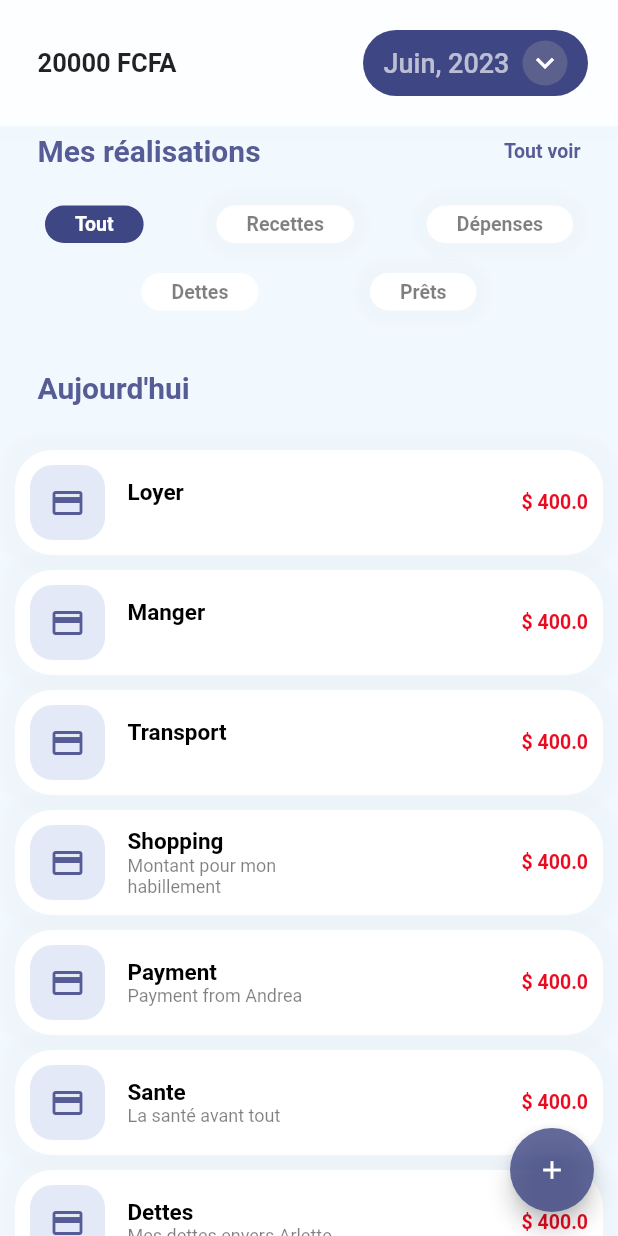
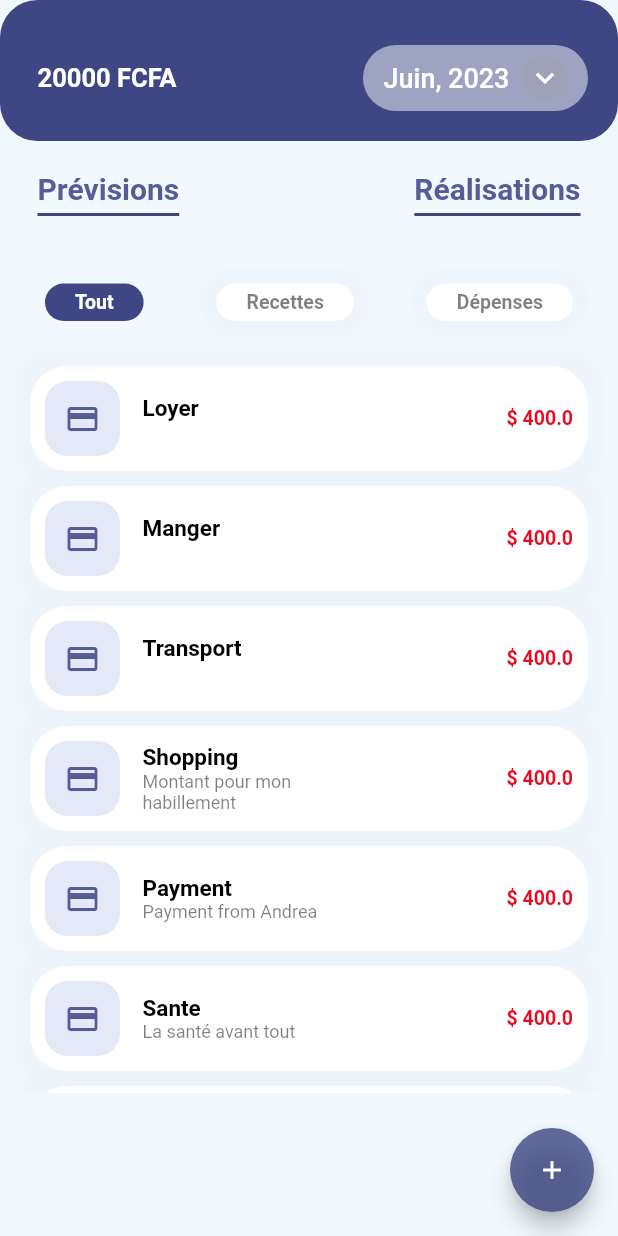
Before and after one commit to EdmondDossa/gestion-finance-personnelle, a Flutter app: the TransactionPage screen opened directly, on a phone screen of 412 x 824 dp. Run offline on Flutter 3.47's test engine with Material 2 defaults, Android fonts, the light colour scheme and no system bars; our stand-ins replace animated_bottom_navigation_bar, cloud_firestore, firebase_auth, firebase_core, fl_chart, google_fonts and 3 more; missing offline and left inert: dart:ffi, icon_badge; accounts and stored records are empty.

Commit message:
Modifications sur la page transaction

```diff
--- a/lib/screens/transactions.dart
+++ b/lib/screens/transactions.dart
@@ -1,6 +1,7 @@
 import 'dart:ui';
 
 import 'package:flutter/material.dart';
+import 'package:gestion_finance/models/transaction.dart';
 import 'package:gestion_finance/screens/previsions.dart';
 import 'package:gestion_finance/screens/realisations.dart';
 import 'package:gestion_finance/utilities/colors.dart';
@@ -20,6 +21,78 @@ class _TransactionPageState extends State<TransactionPage> {
       capitalizeFirstLetter(DateFormat.MMMM('fr_FR').format(DateTime.now()));
   String _year = DateFormat("yyyy").format(DateTime.now());
   int _index = 0;
+  List transactionsList = [
+    Transaction(
+      icon: Icon(
+        Icons.payment,
+        color: mainFontColor,
+      ),
+      title: "Loyer",
+      description: "",
+      amount: 400,
+      amountColor: red,
+    ),
+    Transaction(
+      icon: Icon(
+        Icons.payment,
+        color: mainFontColor,
+      ),
+      title: "Manger",
+      description: "",
+      amount: 400,
+      amountColor: red,
+    ),
+    Transaction(
+      icon: Icon(
+        Icons.payment,
+        color: mainFontColor,
+      ),
+      title: "Transport",
+      description: "",
+      amount: 400,
+      amountColor: red,
+    ),
+    Transaction(
+      icon: Icon(
+        Icons.payment,
+        color: mainFontColor,
+      ),
+      title: "Shopping",
+      description: "Montant pour mon habillement",
+      amount: 400,
+      amountColor: red,
+    ),
+    Transaction(
+      icon: Icon(
+        Icons.payment,
+        color: mainFontColor,
+      ),
+      title: "Payment",
+      description: "Payment from Andrea",
+      amount: 400,
+      amountColor: red,
+    ),
+    Transaction(
+      icon: Icon(
+        Icons.payment,
+        color: mainFontColor,
+      ),
+      title: "Sante",
+      description: "La santé avant tout",
+      amount: 400,
+      amountColor: red,
+    ),
+    Transaction(
+      icon: Icon(
+        Icons.payment,
+        color: mainFontColor,
+      ),
+      title: "Dettes",
+      description: "Mes dettes envers Arlette",
+      amount: 400,
+      amountColor: red,
+    ),
+  ];
   @override
   Widget build(BuildContext context) {
     return Scaffold(
@@ -34,8 +107,10 @@ class _TransactionPageState extends State<TransactionPage> {
         child: Column(
           children: [
             Container(
+              padding: EdgeInsets.only(top: 10),
               decoration: BoxDecoration(
-                color: white.withOpacity(0.85),
+                color: buttonColor,
+                borderRadius: BorderRadius.circular(25),
                 boxShadow: [
                   BoxShadow(
                       color: grey.withOpacity(0.01),
@@ -54,7 +129,9 @@ class _TransactionPageState extends State<TransactionPage> {
                       child: Text(
                         "20000 FCFA",
                         style: TextStyle(
-                            fontSize: 17, fontWeight: FontWeight.w600),
+                            fontSize: 17,
+                            fontWeight: FontWeight.w600,
+                            color: white),
                       ),
                     ),
                     GestureDetector(
@@ -64,7 +141,7 @@ class _TransactionPageState extends State<TransactionPage> {
                         padding:
                             EdgeInsets.symmetric(horizontal: 5, vertical: 7),
                         decoration: BoxDecoration(
-                            color: buttonColor,
+                            color: white.withOpacity(0.5),
                             borderRadius: BorderRadius.circular(50)),
                         child: Row(
                           mainAxisAlignment: MainAxisAlignment.spaceEvenly,
@@ -74,7 +151,7 @@ class _TransactionPageState extends State<TransactionPage> {
                               style: TextStyle(
                                 fontSize: 18,
                                 fontWeight: FontWeight.w500,
-                                color: white.withOpacity(0.65),
+                                color: white,
                               ),
                             ),
                             RotatedBox(
@@ -100,26 +177,49 @@ class _TransactionPageState extends State<TransactionPage> {
               ),
             ),
             SizedBox(
-              height: 5,
+              height: 20,
             ),
             Padding(
               padding: EdgeInsets.only(right: 25, left: 25, bottom: 20),
               child: Row(
                 mainAxisAlignment: MainAxisAlignment.spaceBetween,
                 children: [
-                  Text("Mes réalisations",
+                  GestureDetector(
+                    onTap: () {},
+                    child: Container(
+                      padding: EdgeInsets.only(bottom: 5),
+                      decoration: BoxDecoration(
+                          border: Border(
+                              bottom:
+                                  BorderSide(color: buttonColor, width: 2))),
+                      child: Text("Prévisions",
                           style: TextStyle(
                               fontSize: 20,
                               color: mainFontColor,
                               fontWeight: FontWeight.bold)),
-                  Text("Tout voir",
+                    ),
+                  ),
+                  GestureDetector(
+                    onTap: () {},
+                    child: Container(
+                      padding: EdgeInsets.only(bottom: 5),
+                      decoration: BoxDecoration(
+                          border: Border(
+                              bottom:
+                                  BorderSide(color: buttonColor, width: 2))),
+                      child: Text("Réalisations",
                           style: TextStyle(
-                        fontSize: 13,
+                            fontSize: 20,
                             color: mainFontColor,
-                        fontWeight: FontWeight.w600,
+                            fontWeight: FontWeight.bold,
                           )),
+                    ),
+                  ),
                 ],
               ),
+            ),
+            SizedBox(
+              height: 20,
             ),
             Padding(
               padding: EdgeInsets.only(top: 5, bottom: 20, left: 25, right: 25),
@@ -219,159 +319,23 @@ class _TransactionPageState extends State<TransactionPage> {
                       ),
                     ],
                   ),
-                  SizedBox(
-                    height: 20,
-                  ),
-                  Row(
-                    mainAxisAlignment: MainAxisAlignment.spaceEvenly,
-                    children: [
-                      GestureDetector(
-                        onTap: () {
-                          changeIndex(3);
-                        },
-                        child: Container(
-                          padding:
-                              EdgeInsets.symmetric(vertical: 5, horizontal: 20),
-                          margin: EdgeInsets.symmetric(horizontal: 5),
-                          decoration: BoxDecoration(
-                              color: _index == 3 ? buttonColor : white,
-                              borderRadius: BorderRadius.circular(25)),
-                          child: Center(
-                            child: Text(
-                              "Dettes",
-                              style: TextStyle(
-                                fontSize: 13,
-                                color: _index == 3
-                                    ? white
-                                    : black.withOpacity(0.5),
-                                fontWeight: FontWeight.w600,
-                              ),
-                            ),
-                          ),
-                        ),
-                      ),
-                      GestureDetector(
-                        onTap: () {
-                          changeIndex(4);
-                        },
-                        child: Container(
-                          padding:
-                              EdgeInsets.symmetric(vertical: 5, horizontal: 20),
-                          margin: EdgeInsets.symmetric(horizontal: 5),
-                          decoration: BoxDecoration(
-                              color: _index == 4 ? buttonColor : white,
-                              borderRadius: BorderRadius.circular(25),
-                              boxShadow: [
-                                BoxShadow(
-                                  color: grey.withOpacity(0.03),
-                                  spreadRadius: 10,
-                                  blurRadius: 3,
-                                )
-                              ]),
-                          child: Center(
-                            child: Text(
-                              "Prêts",
-                              style: TextStyle(
-                                fontSize: 13,
-                                color: _index == 4
-                                    ? white
-                                    : black.withOpacity(0.5),
-                                fontWeight: FontWeight.w600,
-                              ),
-                            ),
-                          ),
-                        ),
-                      ),
-                    ],
-                  ),
                 ],
               ),
             ),
-            Padding(
-              padding: EdgeInsets.symmetric(vertical: 20, horizontal: 25),
-              child: Row(
-                mainAxisAlignment: MainAxisAlignment.spaceBetween,
-                children: [
-                  Text(
-                    "Aujourd'hui",
-                    style: TextStyle(
-                      fontSize: 20,
-                      color: mainFontColor,
-                      fontWeight: FontWeight.bold,
-                    ),
-                  )
-                ],
-              ),
-            ),
-            WTransaction(
-              icon: Icon(
-                Icons.payment,
-                color: mainFontColor,
-              ),
-              title: "Loyer",
-              description: "",
-              amount: 400,
-              amountColor: red,
-            ),
-            WTransaction(
-              icon: Icon(
-                Icons.payment,
-                color: mainFontColor,
-              ),
-              title: "Manger",
-              description: "",
-              amount: 400,
-              amountColor: red,
-            ),
-            WTransaction(
-              icon: Icon(
-                Icons.payment,
-                color: mainFontColor,
-              ),
-              title: "Transport",
-              description: "",
-              amount: 400,
-              amountColor: red,
-            ),
-            WTransaction(
-              icon: Icon(
-                Icons.payment,
-                color: mainFontColor,
-              ),
-              title: "Shopping",
-              description: "Montant pour mon habillement",
-              amount: 400,
-              amountColor: red,
-            ),
-            WTransaction(
-              icon: Icon(
-                Icons.payment,
-                color: mainFontColor,
-              ),
-              title: "Payment",
-              description: "Payment from Andrea",
-              amount: 400,
-              amountColor: red,
-            ),
-            WTransaction(
-              icon: Icon(
-                Icons.payment,
-                color: mainFontColor,
-              ),
-              title: "Sante",
-              description: "La santé avant tout",
-              amount: 400,
-              amountColor: red,
-            ),
-            WTransaction(
-              icon: Icon(
-                Icons.payment,
-                color: mainFontColor,
-              ),
-              title: "Dettes",
-              description: "Mes dettes envers Arlette",
-              amount: 400,
-              amountColor: red,
+            Container(
+              height: MediaQuery.of(context).size.height * 0.6,
+              padding: EdgeInsets.symmetric(horizontal: 10),
+              child: ListView(physics: BouncingScrollPhysics(), children: [
+                ...List.generate(transactionsList.length, (index) {
+                  return WTransaction(
+                    icon: transactionsList[index].icon,
+                    title: transactionsList[index].title,
+                    description: transactionsList[index].description,
+                    amount: transactionsList[index].amount,
+                    amountColor: transactionsList[index].amountColor,
+                  );
+                })
+              ]),
             ),
           ],
         ),
@@ -385,7 +349,6 @@ class _TransactionPageState extends State<TransactionPage> {
         child: const Icon(Icons.add, size: 20),
       )),
       floatingActionButtonLocation: FloatingActionButtonLocation.endFloat,
-
     );
   }
 
@@ -486,6 +449,7 @@ class _TransactionPageState extends State<TransactionPage> {
       ),
     );
   }
+
   showModal() {
     showModalBottomSheet(
         context: context,
@@ -512,7 +476,10 @@ class _TransactionPageState extends State<TransactionPage> {
                         Navigator.push(
                           context,
                           MaterialPageRoute(
-                                builder: (context) => CreatePrevisionPage(month: _month,year: _year,)),
+                              builder: (context) => CreatePrevisionPage(
+                                    month: _month,
+                                    year: _year,
+                                  )),
                         );
                       },
                       child: Container(
```
Lines whose indentation alone changed are shown as unchanged.
